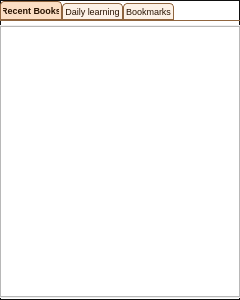
Old version of the form mobileapp.ui in the repository MosheWagner/Orayta-QT.
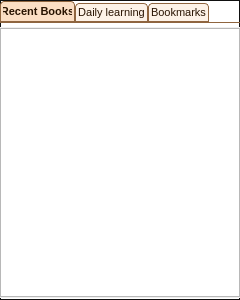
New version of the form. The open tabs and pages were chosen to show the change. Icons and pictures are not drawn. Custom widgets are drawn as their Qt base class.

Patch:
```diff
--- a/mobileapp.ui
+++ b/mobileapp.ui
@@ -4200,14 +4200,19 @@
         <widget class="QTabWidget" name="tabWidget_2">
          <property name="font">
           <font>
-           <pointsize>7</pointsize>
            <weight>50</weight>
            <italic>false</italic>
            <bold>false</bold>
           </font>
          </property>
          <property name="styleSheet">
-          <string notr="true">font: 7pt;</string>
+          <string notr="true">
+QTabBar{ 
+	font: 8pt;
+}
+QTabBar::tab:selected {
+	font-weight: bold;
+}</string>
          </property>
          <property name="currentIndex">
           <number>0</number>
@@ -4234,14 +4239,6 @@
            </property>
            <item>
             <widget class="BMarkList" name="historyBookmarkList">
-             <property name="font">
-              <font>
-               <pointsize>7</pointsize>
-               <weight>50</weight>
-               <italic>false</italic>
-               <bold>false</bold>
-              </font>
-             </property>
              <property name="accessibleName">
               <string>history list</string>
              </property>
```
Left out of the diff: 50 changed lines with no effect on the pictures.
